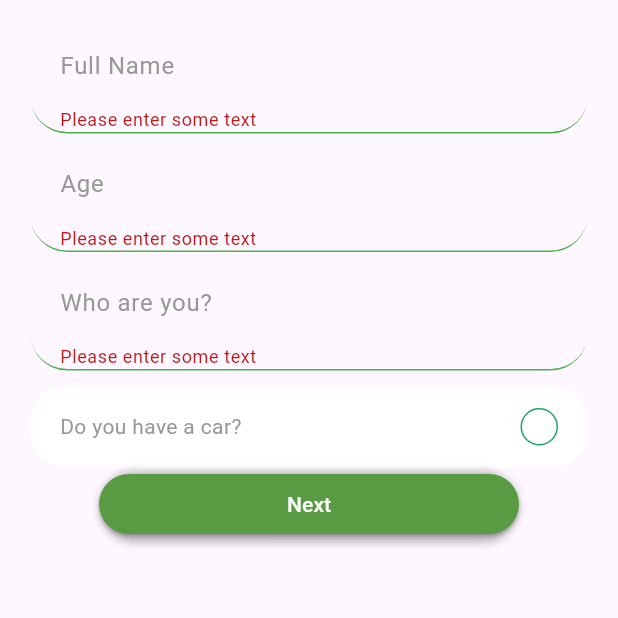
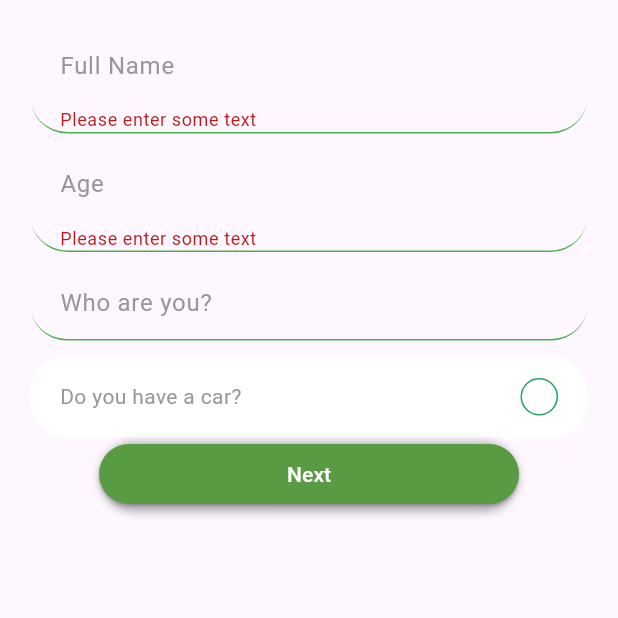
Before and after one commit to hoanghm/Proact, a Flutter app: the screen it shows after launch, after a tap on "Next", on a phone screen of 412 x 824 dp, the top half of it. Run offline on Flutter 3.47's test engine with Material 3 defaults, Android fonts, the light colour scheme and no system bars; our stand-ins replace cloud_firestore, firebase_auth, firebase_core, google_generative_ai; missing offline and left inert: dart:ffi; accounts and stored records are empty.

Commit message:
Added required parameter for text fields to allow optional fields. Button form fields are optional by default.

```diff
--- a/gemini_proact_flutter/lib/model/Onboarding/input_field_generator.dart
+++ b/gemini_proact_flutter/lib/model/Onboarding/input_field_generator.dart
@@ -3,7 +3,7 @@ import 'package:gemini_proact_flutter/model/Onboarding/input_field_type.dart';
 import 'package:gemini_proact_flutter/view/Onboarding/components/form_text_field.dart';
 import 'package:gemini_proact_flutter/view/Onboarding/components/form_toggle_button.dart';
 
-Widget generateFormField(String question, InputFieldTypes type, List<TextEditingController> controllers) {
+Widget generateFormField(String question, String required, InputFieldTypes type, List<TextEditingController> controllers) {
   switch (type) {
     case InputFieldTypes.yesNo:
       final newController = TextEditingController();
@@ -11,8 +11,9 @@ Widget generateFormField(String question, InputFieldTypes type, List<TextEditing
       return FormToggleButton(question: question, controller: newController);
     default:
       final newController = TextEditingController();
+      bool isRequired = required == "yes";
       controllers.add(newController);
-      return FormTextField(question: question, fieldType: getKeyboardType(type), controller: newController);
+      return FormTextField(question: question, fieldType: getKeyboardType(type), controller: newController, required: isRequired);
   }
 }
 
@@ -21,8 +22,9 @@ List<Widget> generateFormFields(List<Map<String, String>> fields, List<TextEditi
   for (int i = 0; i < fields.length; i++) {
     dynamic field = fields[i];
     String question = field['question']!;
+    String required = field['required'] == null ? "no" : field["required"];
     InputFieldTypes type = strToFieldType(field['type']!);
-    Widget widget = generateFormField(question, type, controllers);
+    Widget widget = generateFormField(question, required, type, controllers);
     generatedFields.add(widget);
     if (i != fields.length - 1) {
       generatedFields.add(const SizedBox(height: 10));
--- a/gemini_proact_flutter/lib/view/Onboarding/components/form_page.dart
+++ b/gemini_proact_flutter/lib/view/Onboarding/components/form_page.dart
@@ -1,7 +1,7 @@
 import 'package:flutter/material.dart';
 import 'package:gemini_proact_flutter/model/Onboarding/input_field_generator.dart';
+import 'package:gemini_proact_flutter/view/Onboarding/components/form_next_button.dart';
 
-import 'package:gemini_proact_flutter/view/Onboarding/components/form_next_button.dart';
 class FormPage extends StatefulWidget {
   final List<Map<String, String>> formFields;
   const FormPage({super.key, required this.formFields});
--- a/gemini_proact_flutter/lib/view/Onboarding/components/form_text_field.dart
+++ b/gemini_proact_flutter/lib/view/Onboarding/components/form_text_field.dart
@@ -3,9 +3,10 @@ import 'package:flutter/services.dart';
 
 class FormTextField extends StatefulWidget {
   final String question;
+  final bool required;
   final TextInputType fieldType;
   final TextEditingController controller;
-  const FormTextField({super.key, required this.question, required this.fieldType, required this.controller});
+  const FormTextField({super.key, required this.question, required this.fieldType, required this.controller, required this.required});
 
   @override
   FormTextFieldState createState() {
@@ -32,6 +33,10 @@ class FormTextFieldState extends State<FormTextField> {
       child: TextFormField(
         controller: widget.controller,
         validator: (value) {
+          if (!widget.required) {
+            return null;
+          }
+
           if (value == null || value.isEmpty) {
             return "Please enter some text";
           } else if (widget.fieldType == TextInputType.number) {
--- a/gemini_proact_flutter/lib/view/Onboarding/onboarding_form.dart
+++ b/gemini_proact_flutter/lib/view/Onboarding/onboarding_form.dart
@@ -14,15 +14,18 @@ class OnboardingFormState extends State<OnboardingForm> {
   final debugInput = [
     {
       'question': 'Full Name',
-      'type': 'name'
+      'type': 'name',
+      'required': 'yes'
     },
     {
       'question': 'Age',
-      'type': 'number'
+      'type': 'number',
+      'required': 'yes'
     },
     {
       'question': 'Who are you?',
-      'type': 'shortAnswer'
+      'type': 'shortAnswer',
+      'required': 'no'
     },
     {
       'question': 'Do you have a car?',
```
